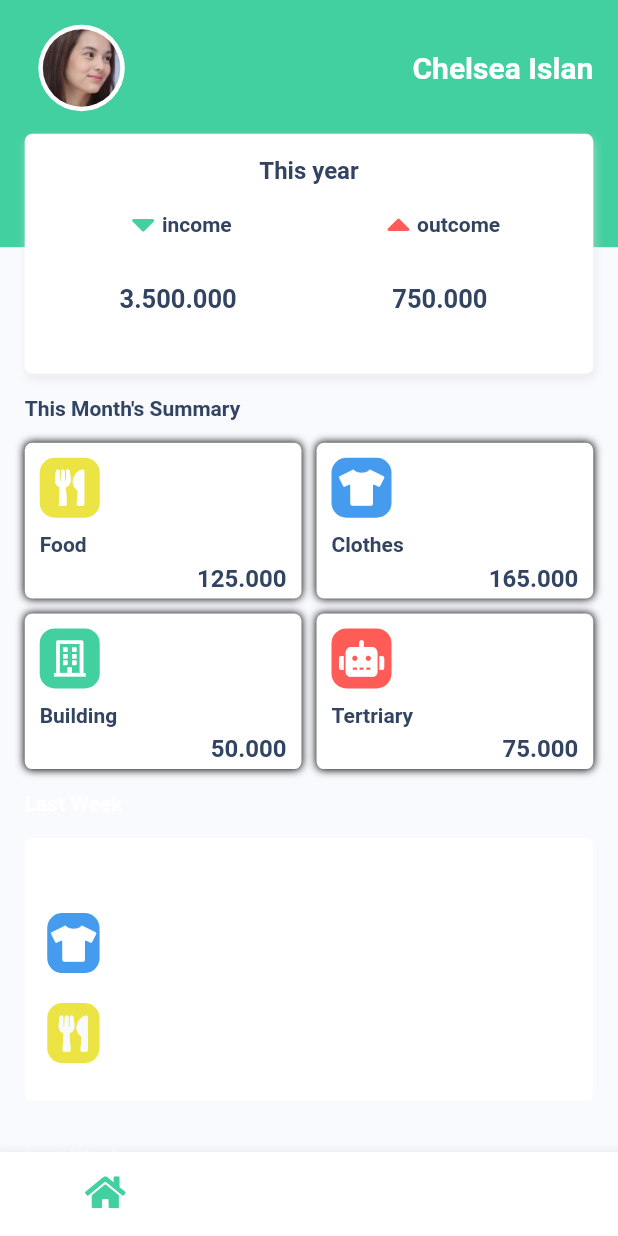
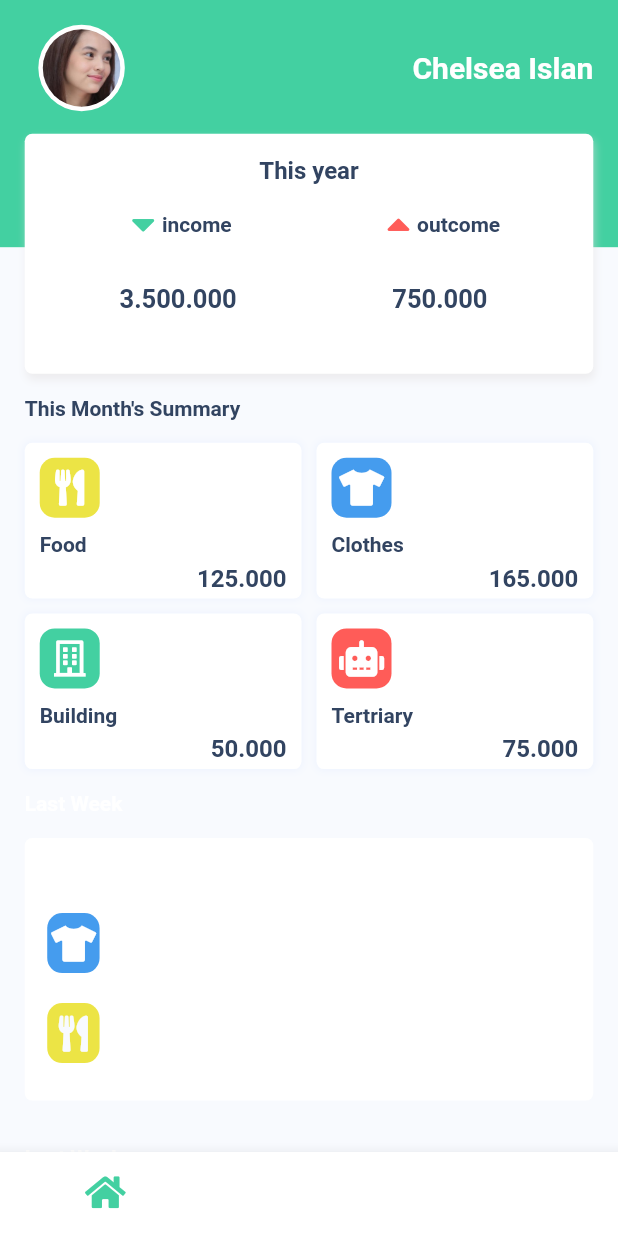
Before and after one commit to nanangsetya/flutter-bulananku, a Flutter app: the DashboardPage screen opened directly, on a phone screen of 412 x 824 dp. Run offline on Flutter 3.47's test engine with Material 2 defaults, Android fonts, the phone set to English and light mode, and no system bars; our stand-ins replace font_awesome_flutter; Roboto replaces fonts that are missing (Bahnschrift).

Commit message:
change dashboard layout padding to margin

```diff
--- a/lib/pages/dashboard_page.dart
+++ b/lib/pages/dashboard_page.dart
@@ -27,7 +27,7 @@ class _DashboardPageState extends State<DashboardPage> {
                     color: Color(0xff43D0A1),
                   ),
                   Container(
-                    padding: EdgeInsets.only(
+                    margin: EdgeInsets.only(
                       left: MediaQuery.of(context).size.width * 0.04,
                       right: MediaQuery.of(context).size.width * 0.04,
                     ),
--- a/lib/widget/dashboard_card_month.dart
+++ b/lib/widget/dashboard_card_month.dart
@@ -66,7 +66,7 @@ class boxSummary extends StatelessWidget {
         color: ColorStyle.cCardColor,
         boxShadow: [
           BoxShadow(
-            color: Colors.black,
+            color: Color(0xffECF2FF),
             spreadRadius: 0,
             blurRadius: 4,
             offset: Offset(0, 0), // changes position of shadow
```
